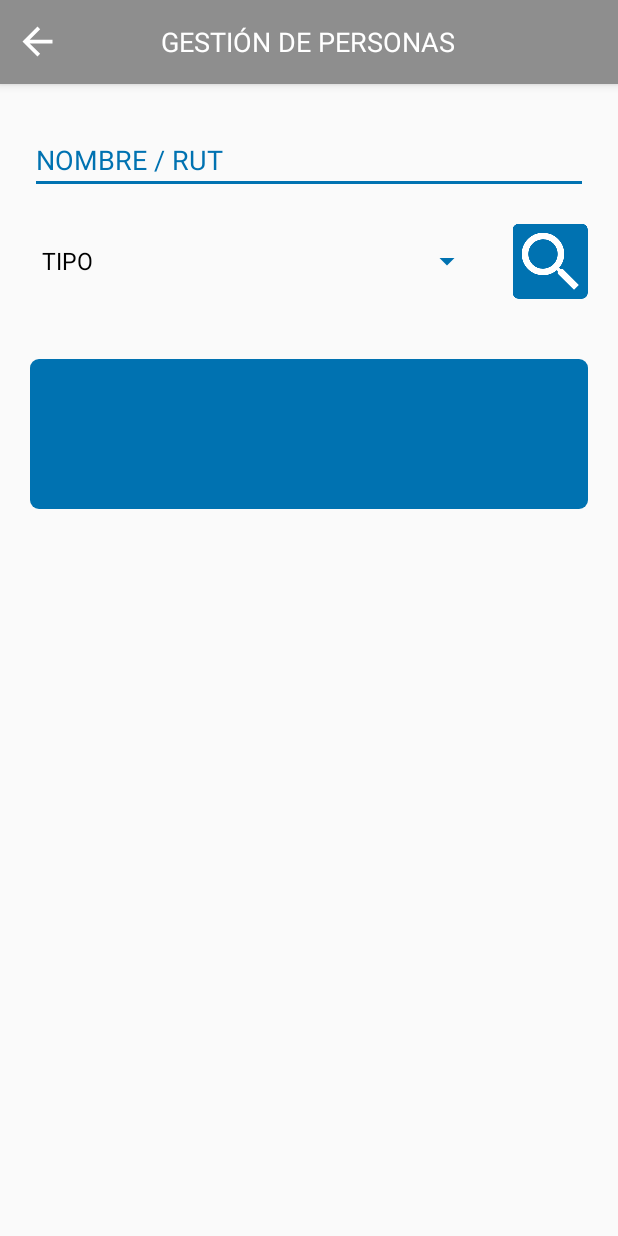
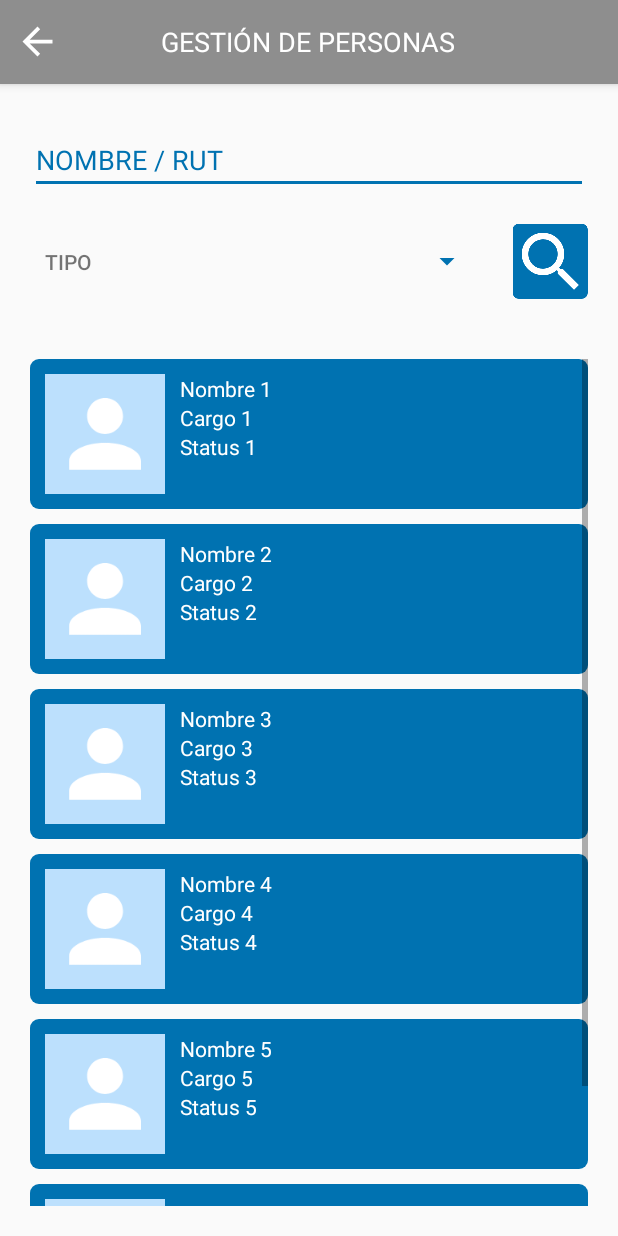
Before and after one commit to sebastianMof/Gestor, an Android app: the PersonasActivity screen opened directly, with no data from a screen before it, on a phone screen of 412 x 824 dp. Run offline under Robolectric (Android 15) with nearby library versions, the phone set to English and light mode, and no system bars.

Commit message:
list working

```diff
--- a/app/src/main/AndroidManifest.xml
+++ b/app/src/main/AndroidManifest.xml
@@ -9,7 +9,8 @@
         android:roundIcon="@mipmap/ic_launcher_round"
         android:supportsRtl="true"
         android:theme="@style/AppTheme">
-        <activity android:name=".PersonasActivity"></activity>
+        <activity android:name=".PersonasDetalleActivity"></activity>
+        <activity android:name=".PersonasActivity" />
         <activity android:name=".MenuActivity" />
         <activity
             android:name=".ui.login.LoginActivity"
--- /dev/null
+++ b/app/src/main/java/com/sanbar/gestor/CustomListAdapter.java
@@ -0,0 +1,57 @@
+package com.sanbar.gestor;
+
+import android.app.Activity;
+import android.content.Context;
+import android.view.LayoutInflater;
+import android.view.View;
+import android.view.ViewGroup;
+import android.widget.ArrayAdapter;
+import android.widget.ImageView;
+import android.widget.TextView;
+
+import com.sanbar.gestor.R;
+
+public class CustomListAdapter extends ArrayAdapter {
+
+    //to reference the Activity
+    private final Activity context;
+
+    private final Integer[] imageIDarray;
+
+    private final String[] nameArray;
+    private final String[] cargoArray;
+    private final String[] statusArray;
+
+
+    public CustomListAdapter(Activity context, String[] nameArrayParam, String[] cargoArrayParam, String[] statusArrayParam, Integer[] imageIDArrayParam){
+
+        super(context,R.layout.listview_row , nameArrayParam);
+
+        this.context=context;
+        this.imageIDarray = imageIDArrayParam;
+        this.nameArray = nameArrayParam;
+        this.cargoArray = cargoArrayParam;
+        this.statusArray = statusArrayParam;
+
+    }
+
+    public View getView(int position, View view, ViewGroup parent) {
+        LayoutInflater inflater=context.getLayoutInflater();
+        View rowView=inflater.inflate(R.layout.listview_row, null,true);
+
+        //this code gets references to objects in the listview_row.xml file
+        TextView tv_nombre = (TextView) rowView.findViewById(R.id.textview_personas_item_nombre);
+        TextView tv_cargo = (TextView) rowView.findViewById(R.id.textview_personas_item_cargo);
+        TextView tv_status = (TextView) rowView.findViewById(R.id.textview_personas_item_status);
+        ImageView imgv_imagen = (ImageView) rowView.findViewById(R.id.imageview_personas_item);
+
+        //this code sets the values of the objects to values from the arrays
+        tv_nombre.setText(nameArray[position]);
+        tv_cargo.setText(cargoArray[position]);
+        tv_status.setText(statusArray[position]);
+        imgv_imagen.setImageResource(imageIDarray[position]);
+
+        return rowView;
+
+    };
+}
--- a/app/src/main/java/com/sanbar/gestor/MenuActivity.java
+++ b/app/src/main/java/com/sanbar/gestor/MenuActivity.java
@@ -30,7 +30,7 @@ public class MenuActivity extends AppCompatActivity {
 
     private void configureButtonPersonas() {
 
-        Button btn_personas = (Button) findViewById(R.id.menu_personas);
+        Button btn_personas = (Button) findViewById(R.id.button_menu_personas);
         btn_personas.setOnClickListener(new View.OnClickListener() {
             @Override
             public void onClick(View v) {
--- a/app/src/main/java/com/sanbar/gestor/PersonasActivity.java
+++ b/app/src/main/java/com/sanbar/gestor/PersonasActivity.java
@@ -5,30 +5,135 @@ import androidx.appcompat.app.AppCompatActivity;
 import android.content.Intent;
 import android.os.Bundle;
 import android.view.View;
+import android.view.ViewGroup;
+import android.widget.AdapterView;
 import android.widget.ArrayAdapter;
 import android.widget.Button;
+import android.widget.ListView;
 import android.widget.Spinner;
+import android.widget.TextView;
+import android.widget.Toast;
+
+import java.util.ArrayList;
+import java.util.Arrays;
+
 
 public class PersonasActivity extends AppCompatActivity {
+
+    private ArrayList<String> tiposList;
+
+    private String[] nameArray = {
+            "Nombre 1",
+            "Nombre 2",
+            "Nombre 3",
+            "Nombre 4",
+            "Nombre 5",
+            "Nombre 6" };
+
+    private String[] cargoArray = {
+            "Cargo 1",
+            "Cargo 2",
+            "Cargo 3",
+            "Cargo 4",
+            "Cargo 5",
+            "Cargo 6"
+    };
+
+    private String[] statusArray = {
+            "Status 1",
+            "Status 2",
+            "Status 3",
+            "Status 4",
+            "Status 5",
+            "Status 6"
+    };
+
+    private Integer[] imageArray = {
+            R.drawable.imagen,
+            R.drawable.imagen,
+            R.drawable.imagen,
+            R.drawable.imagen,
+            R.drawable.imagen,
+            R.drawable.imagen
+
+    };
+
+    private ListView listView;
+
 
     @Override
     protected void onCreate(Bundle savedInstanceState) {
         super.onCreate(savedInstanceState);
         setContentView(R.layout.activity_personas);
-        configureSpinner();
-    }
 
-    private void configureSpinner(){
+        configureTiposList();
+        configureSpinnerTipos();
 
-        Spinner dropdown = findViewById(R.id.spinner_personas);
-        String[] items = new String[]{"TIPO", "TIPO_1", "TIPO_2", "TIPO_3"};
-
-        ArrayAdapter<String> adapter = new ArrayAdapter<>(this, android.R.layout.simple_spinner_dropdown_item, items);
-
-        dropdown.setAdapter(adapter);
-    }
+        configureItemList();
 
 
 
+    }
+
+    private void configureTiposList() {
+        tiposList = new ArrayList<>();
+        String[] items = new String[]{"TIPO", "TIPO_1", "TIPO_2", "TIPO_3"};
+
+        tiposList.addAll(Arrays.asList(items));
+
+    }
+
+    private void configureSpinnerTipos() {
+        Spinner spn_bodega = (Spinner) findViewById(R.id.spinner_personas_tipo);
+
+        ArrayAdapter<String> spnAdapter = new ArrayAdapter<String>(PersonasActivity.this, R.layout.spinner_item, tiposList){
+
+            @Override
+            public View getDropDownView(int position, View convertView, ViewGroup parent) {
+                View view = super.getDropDownView(position, convertView, parent);
+                TextView tv = (TextView) view;
+                tv.setTextColor(getResources().getColor(R.color.colorBlue));
+
+                return view;
+            }
+        };
+        spnAdapter.setDropDownViewResource(android.R.layout.simple_spinner_dropdown_item);
+
+        spn_bodega.setAdapter(spnAdapter);
+
+        spn_bodega.setOnItemSelectedListener(new AdapterView.OnItemSelectedListener() {
+            @Override
+            public void onItemSelected(AdapterView<?> adapterView, View view, int position, long id) {
+                Toast.makeText(PersonasActivity.this,"selected "+(String) adapterView.getItemAtPosition(position),Toast.LENGTH_LONG).show();
+
+            }
+
+            @Override
+            public void onNothingSelected(AdapterView<?> parent) {
+
+            }
+        });
+
+    }
+
+    private void configureItemList(){
+        //Lo que se pasa acá aparecerá en la lista
+        CustomListAdapter list_adapter = new CustomListAdapter(this, nameArray, cargoArray, statusArray, imageArray);
+
+        listView = (ListView) findViewById(R.id.listview_personas);
+        listView.setAdapter(list_adapter);
+
+        listView.setOnItemClickListener(new AdapterView.OnItemClickListener() {
+            @Override
+            public void onItemClick(AdapterView<?> parent, View view, int position,long id) {
+
+                Intent intent = new Intent(PersonasActivity.this, PersonasDetalleActivity.class);
+                String message = nameArray[position];
+                intent.putExtra("item", message);
+                startActivity(intent);
+            }
+        });
+
+    }
 
 }
--- /dev/null
+++ b/app/src/main/java/com/sanbar/gestor/PersonasDetalleActivity.java
@@ -0,0 +1,20 @@
+package com.sanbar.gestor;
+
+import androidx.appcompat.app.AppCompatActivity;
+
+import android.os.Bundle;
+import android.widget.TextView;
+
+public class PersonasDetalleActivity extends AppCompatActivity {
+
+    @Override
+    protected void onCreate(Bundle savedInstanceState) {
+        super.onCreate(savedInstanceState);
+        setContentView(R.layout.activity_personas_detalle);
+
+        String savedExtra = getIntent().getStringExtra("item");
+        TextView myText = (TextView) findViewById(R.id.textview_personas_detalle_nombre);
+        myText.setText(savedExtra);
+
+    }
+}
--- a/app/src/main/res/layout/activity_menu.xml
+++ b/app/src/main/res/layout/activity_menu.xml
@@ -38,7 +38,7 @@
             android:orientation="vertical">
 
             <TextView
-                android:id="@+id/menu_nombre_contratista"
+                android:id="@+id/textview_menu_nombre_contratista"
                 android:layout_width="wrap_content"
                 android:layout_height="wrap_content"
                 android:text="@string/nombre_contratista"
@@ -48,7 +48,7 @@
                 android:layout_marginBottom="12sp"/>
 
             <TextView
-                android:id="@+id/menu_codigo_contrato"
+                android:id="@+id/textview_menu_codigo_contrato"
                 android:layout_width="wrap_content"
                 android:layout_height="wrap_content"
                 android:text="@string/c_digo_contrato"
@@ -57,7 +57,7 @@
                 android:layout_marginBottom="12sp"/>
 
             <TextView
-                android:id="@+id/menu_codigo_api"
+                android:id="@+id/textview_menu_codigo_api"
                 android:layout_width="wrap_content"
                 android:layout_height="wrap_content"
                 android:text="@string/c_digo_api"
@@ -80,7 +80,7 @@
             android:orientation="vertical">
 
             <Button
-                android:id="@+id/menu_personas"
+                android:id="@+id/button_menu_personas"
 
                 android:layout_width="match_parent"
                 android:layout_height="wrap_content"
@@ -95,7 +95,7 @@
                 android:background = "@drawable/rounded_button_blue"/>
 
             <Button
-                android:id="@+id/menu_maquinas"
+                android:id="@+id/button_menu_maquinas"
 
                 android:layout_width="match_parent"
                 android:layout_height="wrap_content"
@@ -110,7 +110,7 @@
                 android:background = "@drawable/rounded_button_blue"/>
 
             <Button
-                android:id="@+id/menu_plan_de_obra_diaria"
+                android:id="@+id/button_menu_plan_de_obra_diaria"
 
                 android:layout_width="match_parent"
                 android:layout_height="wrap_content"
@@ -135,7 +135,7 @@
             android:orientation="vertical" >
 
             <Button
-                android:id="@+id/menu_cambiar_contrato"
+                android:id="@+id/button_menu_cambiar_contrato"
 
                 android:layout_width="match_parent"
                 android:layout_height="wrap_content"
@@ -150,7 +150,7 @@
                 android:background = "@drawable/rounded_button_orange"/>
 
             <Button
-                android:id="@+id/menu_cerrar_sesion"
+                android:id="@+id/button_menu_cerrar_sesion"
 
                 android:layout_width="match_parent"
                 android:layout_height="wrap_content"
--- a/app/src/main/res/layout/activity_personas.xml
+++ b/app/src/main/res/layout/activity_personas.xml
@@ -44,7 +44,7 @@
                     android:gravity="start">
 
                     <Button
-                        android:id="@+id/btnPersonasBack"
+                        android:id="@+id/button_personas_stras"
                         android:layout_width="30dp"
                         android:layout_height="30dp"
                         android:layout_marginStart="10dp"
@@ -77,7 +77,7 @@
         </androidx.appcompat.widget.Toolbar>
 
         <EditText
-            android:id="@+id/editText"
+            android:id="@+id/edittext_personas_nombre_rut"
             android:layout_width="match_parent"
             android:layout_height="wrap_content"
             android:ems="10"
@@ -101,7 +101,7 @@
             android:layout_marginLeft="20dp">
 
             <Spinner
-                android:id="@+id/spinner_personas"
+                android:id="@+id/spinner_personas_tipo"
                 android:layout_width="0dp"
                 android:layout_height="50sp"
                 android:layout_weight="1"
@@ -111,7 +111,7 @@
                 android:spinnerMode="dropdown" />
 
             <Button
-                android:id="@+id/btn_personas_busqueda"
+                android:id="@+id/button_personas_busqueda"
 
                 android:layout_width="50sp"
                 android:layout_height="50sp"
@@ -122,17 +122,17 @@
         </LinearLayout>
 
 
-        <LinearLayout
+        <ListView
+            android:id="@+id/listview_personas"
             android:layout_width="match_parent"
-            android:layout_height="100sp"
-
+            android:layout_height="match_parent"
             android:layout_marginTop="20dp"
             android:layout_marginBottom="20dp"
+            android:layout_marginLeft="20dp"
             android:layout_marginRight="20dp"
-            android:layout_marginLeft="20dp"
-            android:background="@drawable/rounded_button_blue">
+            android:divider="@android:color/transparent"
+            android:dividerHeight="10.0sp"/>
 
-        </LinearLayout>
 
     </LinearLayout>
 
--- /dev/null
+++ b/app/src/main/res/layout/activity_personas_detalle.xml
@@ -0,0 +1,16 @@
+<?xml version="1.0" encoding="utf-8"?>
+<androidx.constraintlayout.widget.ConstraintLayout xmlns:android="http://schemas.android.com/apk/res/android"
+    xmlns:app="http://schemas.android.com/apk/res-auto"
+    xmlns:tools="http://schemas.android.com/tools"
+    android:layout_width="match_parent"
+    android:layout_height="match_parent"
+    tools:context=".PersonasDetalleActivity">
+
+    <TextView
+        android:id="@+id/textview_personas_detalle_nombre"
+        android:layout_width="wrap_content"
+        android:layout_height="wrap_content"
+        android:text="DETALLE"
+        tools:layout_editor_absoluteX="186dp"
+        tools:layout_editor_absoluteY="232dp" />
+</androidx.constraintlayout.widget.ConstraintLayout>
--- /dev/null
+++ b/app/src/main/res/layout/listview_row.xml
@@ -0,0 +1,50 @@
+<?xml version="1.0" encoding="utf-8"?>
+<LinearLayout
+xmlns:android="http://schemas.android.com/apk/res/android"
+android:layout_width="match_parent"
+android:layout_height="100sp"
+android:orientation="horizontal"
+android:layout_gravity="center_horizontal"
+android:layout_marginTop="20dp"
+android:layout_marginBottom="20dp"
+android:layout_marginRight="20dp"
+android:layout_marginLeft="20dp"
+android:background="@drawable/rounded_button_blue">
+
+    <ImageView
+        android:id="@+id/imageview_personas_item"
+        android:layout_width="80sp"
+        android:layout_height="80sp"
+        android:src="@drawable/imagen"
+        android:layout_marginRight="10dp"
+        android:layout_marginLeft="10dp"
+        android:layout_marginTop="10dp"
+        android:layout_marginBottom="10dp"/>
+
+    <LinearLayout
+        android:layout_width="wrap_content"
+        android:layout_height="wrap_content"
+        android:orientation="vertical"
+        android:layout_marginTop="10dp">
+        <TextView
+            android:id="@+id/textview_personas_item_nombre"
+            android:layout_width="wrap_content"
+            android:layout_height="wrap_content"
+            android:text="@string/nombre"
+            android:textColor="@color/colorWhite"/>
+        <TextView
+            android:id="@+id/textview_personas_item_cargo"
+            android:layout_width="wrap_content"
+            android:layout_height="wrap_content"
+            android:text="@string/cargo"
+            android:textColor="@color/colorWhite"/>
+        <TextView
+            android:id="@+id/textview_personas_item_status"
+            android:layout_width="wrap_content"
+            android:layout_height="wrap_content"
+            android:text="@string/status"
+            android:textColor="@color/colorWhite"/>
+
+    </LinearLayout>
+
+</LinearLayout>
--- /dev/null
+++ b/app/src/main/res/layout/spinner_item.xml
@@ -0,0 +1,8 @@
+<?xml version="1.0" encoding="utf-8"?>
+<TextView
+    xmlns:android="http://schemas.android.com/apk/res/android"
+    android:layout_width="match_parent"
+    android:layout_height="wrap_content"
+    android:padding="10dp"
+    android:fontFamily="sans-serif-medium"
+    />
--- a/app/src/main/res/values/strings.xml
+++ b/app/src/main/res/values/strings.xml
@@ -19,4 +19,7 @@
     <string name="cerrar_sesi_n">CERRAR SESIÓN</string>
     <string name="gesti_n_de_personas">GESTIÓN DE PERSONAS</string>
     <string name="nombre_rut">NOMBRE / RUT</string>
+    <string name="nombre">NOMBRE</string>
+    <string name="cargo">CARGO</string>
+    <string name="status">STATUS</string>
 </resources>
```
Also changed, not shown: app/src/main/res/drawable-hdpi/imagen.png (added), app/src/main/res/drawable-ldpi/imagen.png (added), app/src/main/res/drawable-mdpi/imagen.png (added), app/src/main/res/drawable-xhdpi/imagen.png (added), app/src/main/res/drawable-xxhdpi/imagen.png (added), app/src/main/res/drawable-xxxhdpi/imagen.png (added), 1 other file.
